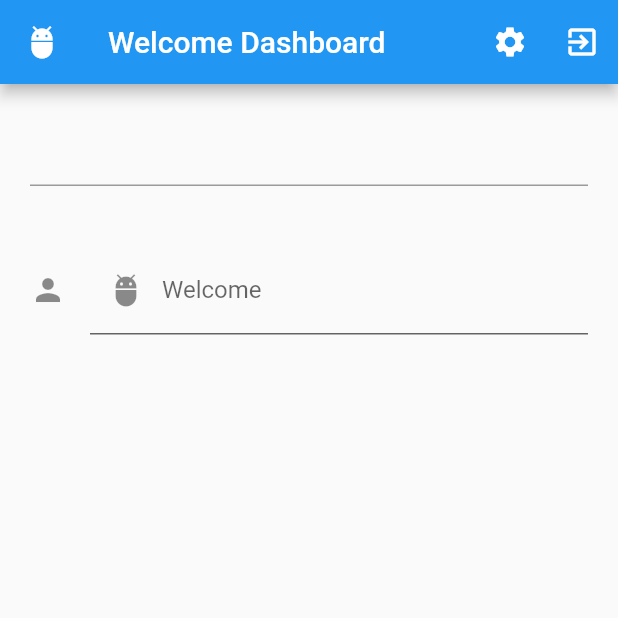
After one commit to rizaldinaldianputra/belajar_flutter, a Flutter app: the screen it shows after launch, after a tap on "Login", after a tap on "TextField", on a phone screen of 412 x 824 dp, the top half of it. The commit adds this screen. Run offline on Flutter 3.47's test engine with Material 2 defaults, Android fonts, the phone set to English and light mode, and no system bars.

Commit message:
menambahkan text field

```diff
--- a/lib/menuutama.dart
+++ b/lib/menuutama.dart
@@ -2,7 +2,7 @@ import 'package:bogor/appbarx.dart';
 import 'package:bogor/gestureDectetor_AnimatedContainer.dart';
 import 'package:bogor/draggable.dart';
 import 'package:bogor/card.dart';
-
+import 'package:bogor/textfield.dart';
 import 'package:flutter/material.dart';
 
 class MenuUtama extends StatefulWidget {
@@ -29,6 +29,19 @@ class _MenuUtamaState extends State<MenuUtama> {
                     mainAxisSpacing: 10,
                     crossAxisCount: 2,
                     children: <Widget>[
+                      Container(
+                        padding: const EdgeInsets.all(8),
+                        child: ElevatedButton(
+                          onPressed: () {
+                            Navigator.push(
+                              context,
+                              MaterialPageRoute(
+                                  builder: (context) => TextFieldx()),
+                            );
+                          },
+                          child: Text('TextField'),
+                        ),
+                      ),
                       Container(
                         padding: const EdgeInsets.all(8),
                         child: ElevatedButton(
--- /dev/null
+++ b/lib/textfield.dart
@@ -0,0 +1,74 @@
+import 'package:flutter/material.dart';
+
+class TextFieldx extends StatefulWidget {
+  @override
+  _TextFieldxState createState() => _TextFieldxState();
+}
+
+class _TextFieldxState extends State<TextFieldx> {
+  TextEditingController controller = TextEditingController();
+
+  @override
+  Widget build(BuildContext context) {
+    return MaterialApp(
+      home: Scaffold(
+        appBar: AppBar(
+          leading: Icon(Icons.adb),
+          title: Text('Welcome Dashboard'),
+          actions: <Widget>[
+            IconButton(
+              icon: Icon(Icons.settings),
+              onPressed: () {},
+            ),
+            IconButton(
+              icon: Icon(Icons.exit_to_app),
+              onPressed: () {},
+            )
+          ],
+        ),
+        body: Container(
+          child: Column(
+            children: <Widget>[
+              Container(
+                child: Column(
+                  children: <Widget>[
+                    Container(
+                      margin: EdgeInsets.all(20),
+                      child: TextField(
+                        obscureText: true,
+                        onChanged: (value) {
+                          setState(() {});
+                        },
+                        controller: controller,
+                      ),
+                    ),
+                    Container(
+                      // prepifx untuk dalam form
+                      // suffix untuk di belakang form
+                      margin: EdgeInsets.all(20),
+                      child: TextField(
+                        decoration: InputDecoration(
+                            fillColor: Colors.grey[50],
+                            filled: true,
+                            icon: Icon(Icons.person),
+                            prefixIcon: Icon(Icons.adb),
+                            hintText: 'Nama Lengkap',
+                            labelText: 'Welcome'),
+                        obscureText: false,
+                        onChanged: (value) {
+                          setState(() {});
+                        },
+                        controller: controller,
+                      ),
+                    ),
+                  ],
+                ),
+              ),
+              Text(controller.text),
+            ],
+          ),
+        ),
+      ),
+    );
+  }
+}
```
